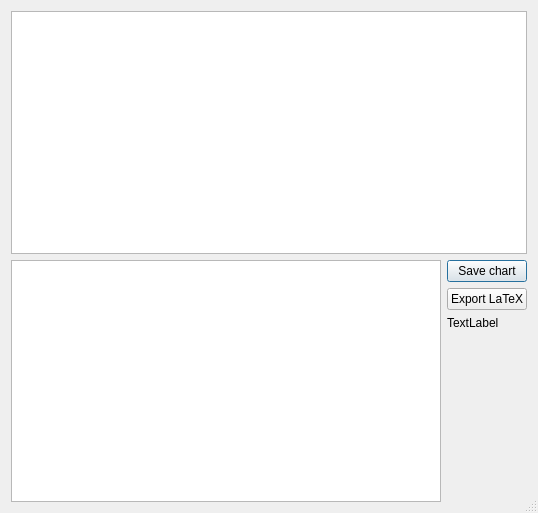
The window that ResultWindow.ui (konserw/jobshop) describes before a commit, drawn with Qt 5.
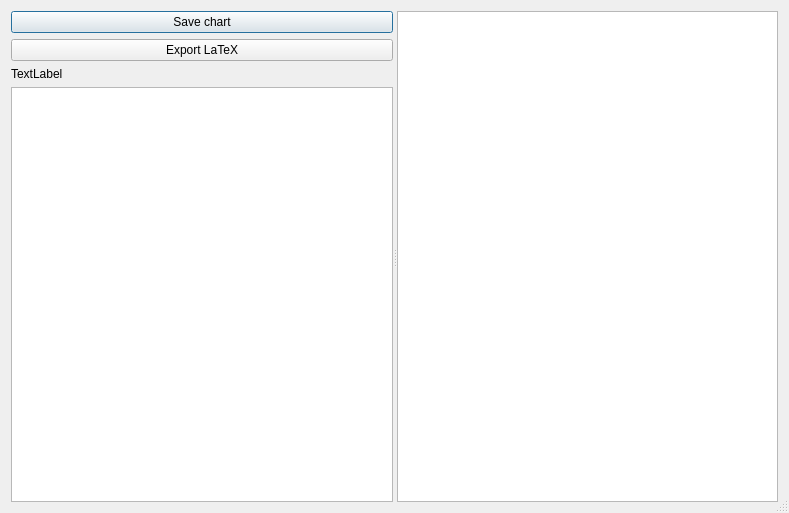
The same window after the commit.

Commit message: Rearranged results window

Diff of the .ui file:
```diff
--- a/ResultWindow.ui
+++ b/ResultWindow.ui
@@ -9,7 +9,7 @@
    <rect>
     <x>0</x>
     <y>0</y>
-    <width>538</width>
+    <width>789</width>
     <height>513</height>
    </rect>
   </property>
@@ -27,14 +27,11 @@
   </property>
   <layout class="QVBoxLayout" name="verticalLayout_2">
    <item>
-    <widget class="QGraphicsView" name="graphicsView"/>
-   </item>
-   <item>
-    <layout class="QHBoxLayout" name="horizontalLayout">
-     <item>
-      <widget class="QTableView" name="tableView"/>
-     </item>
-     <item>
+    <widget class="QSplitter" name="splitter">
+     <property name="orientation">
+      <enum>Qt::Horizontal</enum>
+     </property>
+     <widget class="QWidget" name="">
       <layout class="QVBoxLayout" name="verticalLayout">
        <item>
         <widget class="QPushButton" name="pushButton_save">
@@ -60,9 +57,13 @@
          </property>
         </widget>
        </item>
+       <item>
+        <widget class="QTableView" name="tableView"/>
+       </item>
       </layout>
-     </item>
-    </layout>
+     </widget>
+     <widget class="QGraphicsView" name="graphicsView"/>
+    </widget>
    </item>
   </layout>
  </widget>
```
The commit also changes 2 other files.
